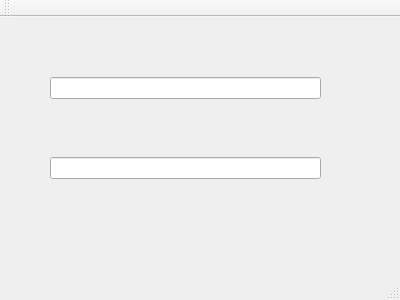
Before: the Qt Designer form mainwindow.ui in athenabjorg/sacr, drawn with Qt 5.
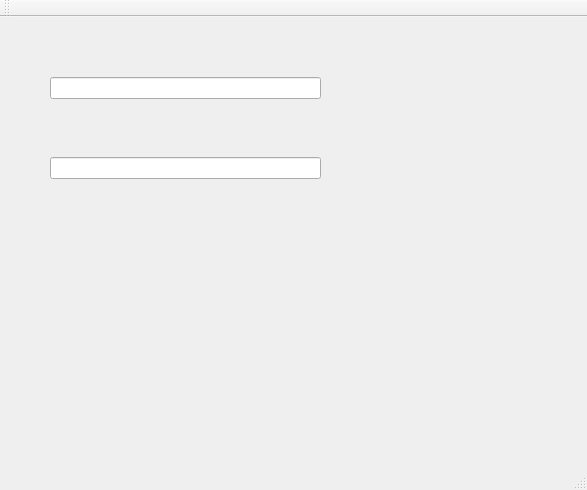
After: the same form once the commit is applied.

Commit message: deleted user file

Diff of the .ui file:
```diff
--- a/mainwindow.ui
+++ b/mainwindow.ui
@@ -6,8 +6,8 @@
    <rect>
     <x>0</x>
     <y>0</y>
-    <width>400</width>
-    <height>300</height>
+    <width>587</width>
+    <height>490</height>
    </rect>
   </property>
   <property name="windowTitle">
```
Left out of the diff: 2 changed lines with no effect on the pictures. The commit also changes 1 other file.
